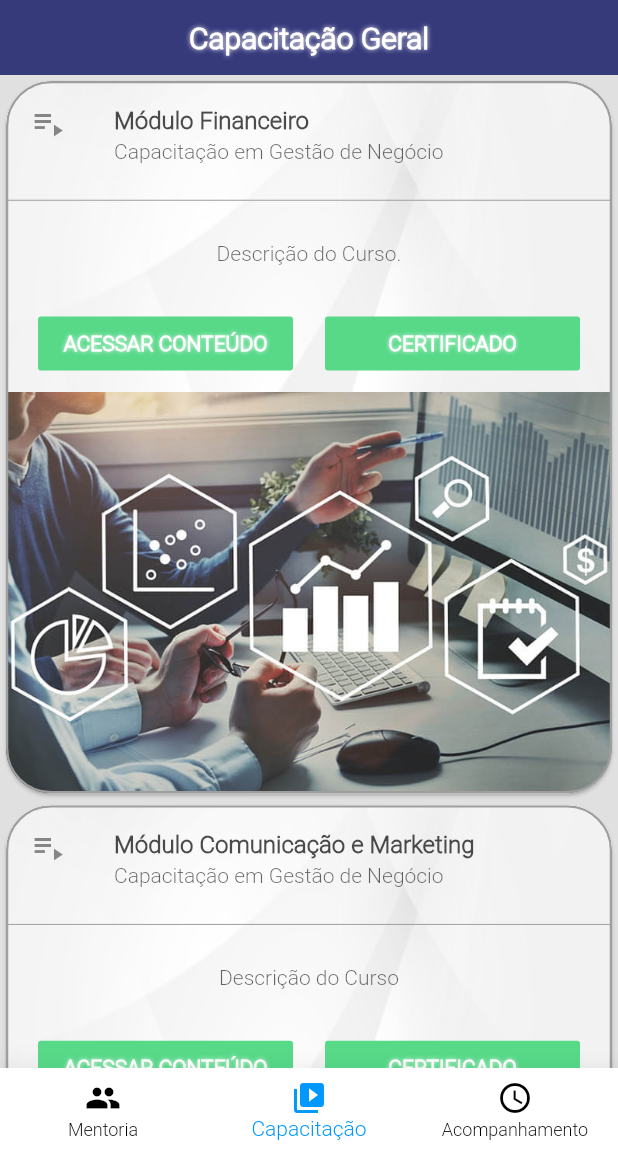
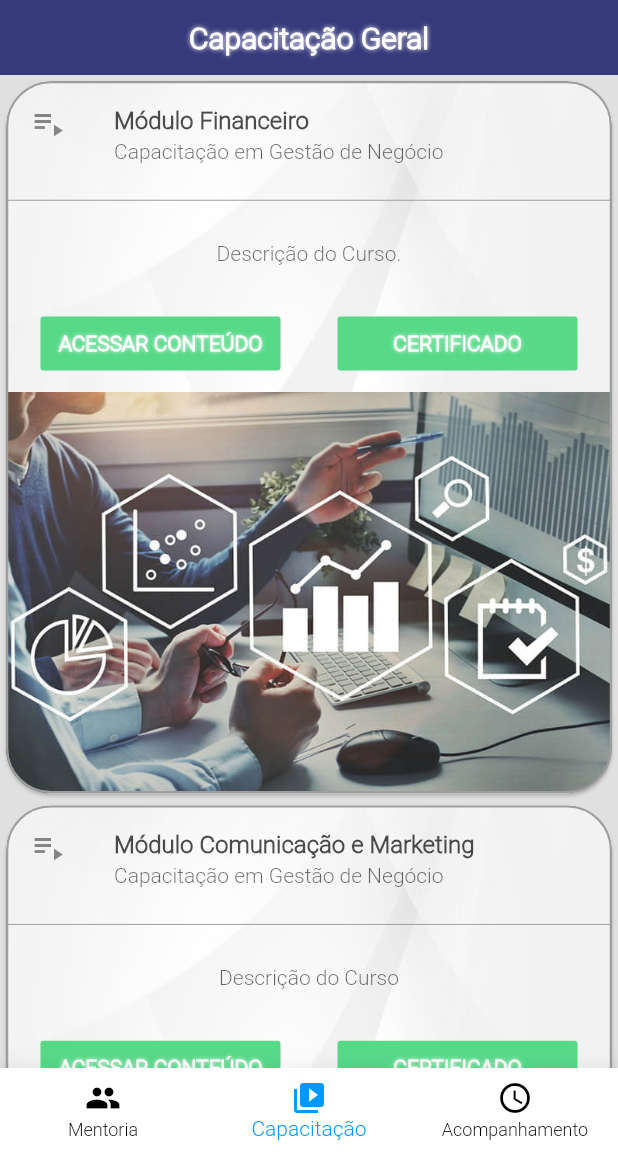
Before and after one commit to rfaelfp/Flutter, a Flutter app: the screen it shows once a user with an empty profile is signed in, on a phone screen of 412 x 824 dp, the part 84-1236 px from its top. Run offline on Flutter 3.47's test engine with Material 2 defaults, Android fonts, the phone set to English and light mode, and no system bars; our stand-ins replace cloud_firestore, firebase_auth, flutter_spinkit, webview_flutter, youtube_player_flutter; missing offline and left inert: flutter_full_pdf_viewer, flutter_html_to_pdf, share_extend; accounts and stored records are empty.

Commit message:
03/12/2020

```diff
--- a/projeto_estimulo/lib/util/card.dart
+++ b/projeto_estimulo/lib/util/card.dart
@@ -1,8 +1,6 @@
 import 'package:flutter/material.dart';
-import 'package:projeto_anima/models/user.dart';
 import 'package:projeto_anima/screens/certificado/certificado_view.dart';
 import 'package:projeto_anima/screens/videosCapacitacao/videos_capacitacao.dart';
-import 'package:provider/provider.dart';
 
 Container cardCapacitacao(
     BuildContext context,
@@ -55,10 +53,10 @@ Container cardCapacitacao(
               ),
             ),
             ButtonBar(
-              alignment: MainAxisAlignment.spaceEvenly,
+              alignment: MainAxisAlignment.spaceAround,
               children: [
                 SizedBox(
-                  width: 170,
+                  width: 160,
                   child: FlatButton(
                     color: Color(0xFF57d988),
                     textColor: Colors.white,
@@ -85,7 +83,7 @@ Container cardCapacitacao(
                   ),
                 ),
                 SizedBox(
-                  width: 170,
+                  width: 160,
                   child: FlatButton(
                     color: Color(0xFF57d988),
                     textColor: Colors.white,
```
